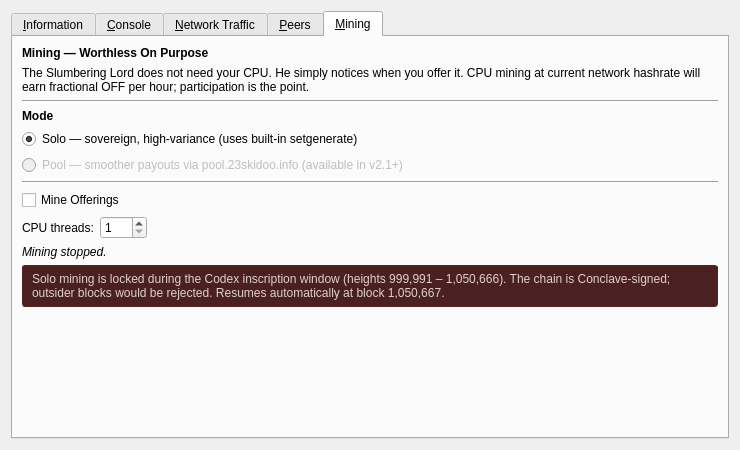
First picture: the form in src/qt/forms/rpcconsole.ui, repository dobbscoin/Offerings-to-Cthulhu, before the edit.
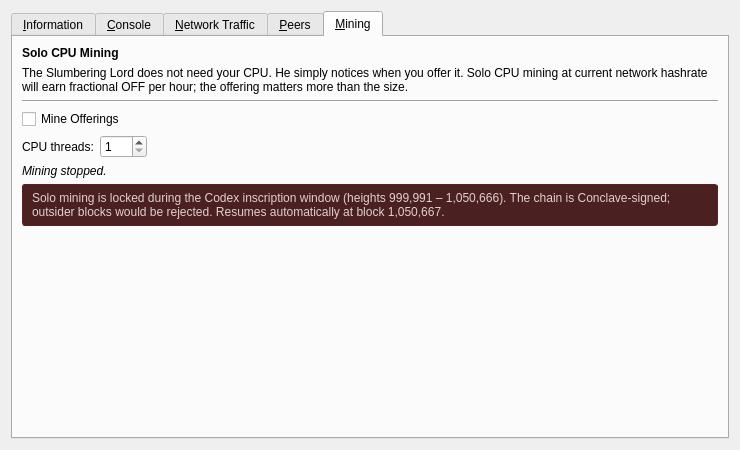
Second picture: the form after the edit. The open tabs and pages were chosen to show the change. Icons and pictures are not drawn. Custom widgets are drawn as their Qt base class.

Commit message: qt: drop Solo/Pool radios + fix voice on Mining tab (#8)

```diff
--- a/src/qt/forms/rpcconsole.ui
+++ b/src/qt/forms/rpcconsole.ui
@@ -1023,14 +1023,14 @@
           </font>
          </property>
          <property name="text">
-          <string>Mining — Worthless On Purpose</string>
+          <string>Solo CPU Mining</string>
          </property>
         </widget>
        </item>
        <item>
         <widget class="QLabel" name="miningHelp">
          <property name="text">
-          <string>The Slumbering Lord does not need your CPU. He simply notices when you offer it. CPU mining at current network hashrate will earn fractional OFF per hour; participation is the point.</string>
+          <string>The Slumbering Lord does not need your CPU. He simply notices when you offer it. Solo CPU mining at current network hashrate will earn fractional OFF per hour; the offering matters more than the size.</string>
          </property>
          <property name="wordWrap">
           <bool>true</bool>
@@ -1044,46 +1044,6 @@
          </property>
         </widget>
        </item>
-       <item>
-        <widget class="QLabel" name="miningModeLabel">
-         <property name="font">
-          <font>
-           <weight>75</weight>
-           <bold>true</bold>
-          </font>
-         </property>
-         <property name="text">
-          <string>Mode</string>
-         </property>
-        </widget>
-       </item>
-       <item>
-        <widget class="QRadioButton" name="radioMiningSolo">
-         <property name="text">
-          <string>Solo — sovereign, high-variance (uses built-in setgenerate)</string>
-         </property>
-         <property name="checked">
-          <bool>true</bool>
-         </property>
-        </widget>
-       </item>
-       <item>
-        <widget class="QRadioButton" name="radioMiningPool">
-         <property name="enabled">
-          <bool>false</bool>
-         </property>
-         <property name="text">
-          <string>Pool — smoother payouts via pool.23skidoo.info (available in v2.1+)</string>
-         </property>
-        </widget>
-       </item>
-       <item>
-        <widget class="Line" name="miningSep2">
-         <property name="orientation">
-          <enum>Qt::Horizontal</enum>
-         </property>
-        </widget>
-       </item>
        <item>
         <widget class="QCheckBox" name="miningEnable">
          <property name="text">
```
The commit also changes 1 other file.
